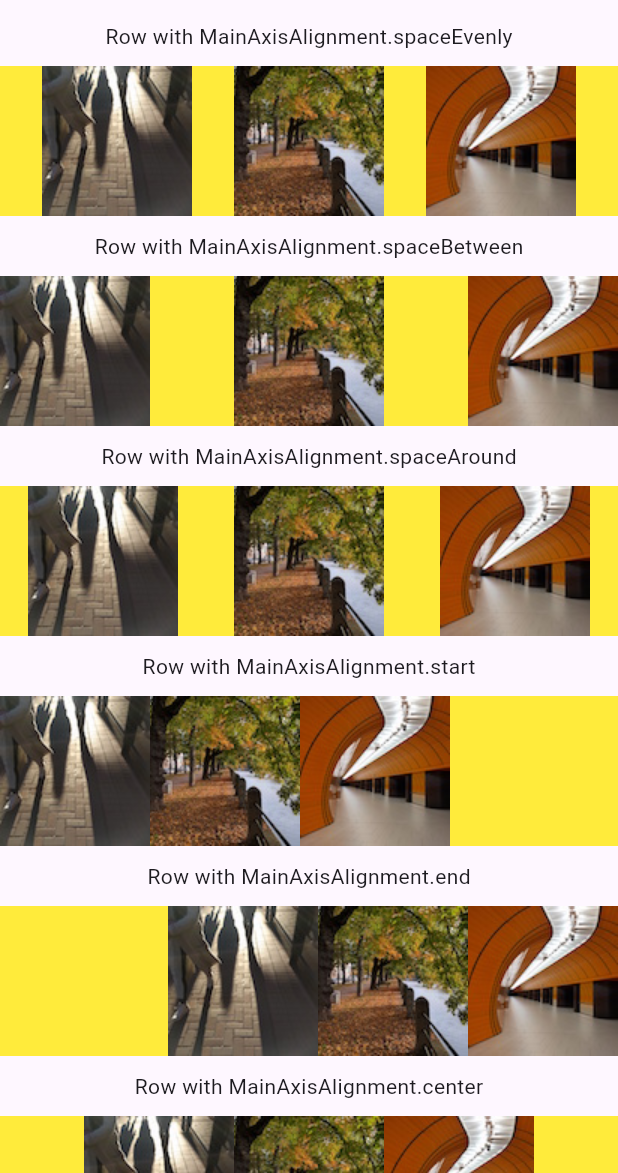
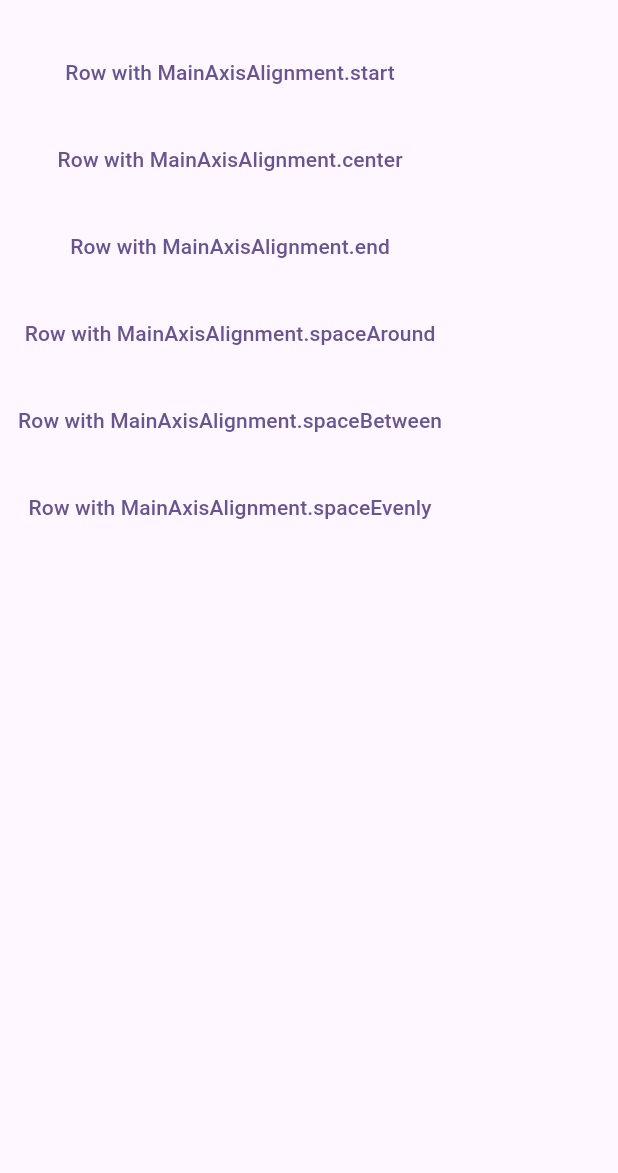
Before and after one commit to LeeMH/flutter-example, a Flutter app: the screen it shows after launch, after a tap on "Row Demo", on a phone screen of 412 x 824 dp, the part 63-1236 px from its top. Run offline on Flutter 3.47's test engine with Material 3 defaults, Android fonts, the light colour scheme and no system bars.

Commit message:
improve row example

```diff
--- a/layout/lib/main.dart
+++ b/layout/lib/main.dart
@@ -1,6 +1,7 @@
 import 'package:flutter/material.dart';
 import 'package:layout/screens/column_demo.dart';
 import 'package:layout/screens/main_screen.dart';
+import 'package:layout/screens/row/row_align_demo.dart';
 import 'package:layout/screens/row_demo.dart';
 
 void main() {
@@ -14,12 +15,27 @@ class MyApp extends StatelessWidget {
   @override
   Widget build(BuildContext context) {
     return MaterialApp(
-      initialRoute: '/',
+      title: 'Flutter Demo',
+      initialRoute: '/home',
       routes: {
-        '/': (context) => const MainScreen(),
+        '/home': (context) => const MainScreen(),
         '/row': (context) => const RowDemo(),
+        '/row/align': (context) => const RowAlignDemo(),
         '/column': (context) => const ColumnDemo(),
       },
+      theme: ThemeData(
+        colorScheme: ColorScheme.fromSeed(
+          seedColor: Colors.deepPurple,
+        ),
+        useMaterial3: true,
+      ),
+      home: const Scaffold(
+        body: Column(
+          children: [
+            Text('Row Example'),
+          ],
+        ),
+      ),
     );
   }
 }
--- /dev/null
+++ b/layout/lib/screens/row/row_align_demo.dart
@@ -0,0 +1,36 @@
+import 'package:flutter/material.dart';
+
+class RowAlignDemo extends StatelessWidget {
+  const RowAlignDemo({
+    super.key,
+  });
+
+  @override
+  Widget build(BuildContext context) {
+    final MainAxisAlignment alignment =
+        ModalRoute.of(context)?.settings.arguments as MainAxisAlignment;
+
+    return Scaffold(
+      appBar: AppBar(
+        title: const Text('Row Align'),
+      ),
+      body: Center(
+        child: Column(
+          children: [
+            const SizedBox(height: 30),
+            Text(alignment.toString()),
+            const SizedBox(height: 10),
+            Row(
+              mainAxisAlignment: alignment,
+              children: [
+                Image.asset('images/pic1.jpg'),
+                Image.asset('images/pic2.jpg'),
+                Image.asset('images/pic3.jpg'),
+              ],
+            )
+          ],
+        ),
+      ),
+    );
+  }
+}
--- a/layout/lib/screens/row_demo.dart
+++ b/layout/lib/screens/row_demo.dart
@@ -3,112 +3,88 @@ import 'package:flutter/material.dart';
 class RowDemo extends StatelessWidget {
   const RowDemo({super.key});
 
-  final String demoTarget = 'Row';
-
   @override
   Widget build(BuildContext context) {
+    const String demoTarget = 'Row';
+
     return Scaffold(
       appBar: AppBar(
-        title: Text('$demoTarget Demo'),
+        title: const Text('$demoTarget Demo'),
       ),
-      body: SingleChildScrollView(
-        child: Column(
+      body: Column(
         children: [
-            Text('$demoTarget with MainAxisAlignment.spaceEvenly'),
           const SizedBox(height: 10),
-            Container(
-              color: Colors.yellow,
-              child: Row(
-                mainAxisAlignment: MainAxisAlignment.spaceEvenly,
-                children: [
-                  Image.asset('images/pic1.jpg'),
-                  Image.asset('images/pic2.jpg'),
-                  Image.asset('images/pic3.jpg'),
-                ],
+          TextButton(
+            onPressed: () => {
+              Navigator.pushNamed(
+                context,
+                '/row/align',
+                arguments: MainAxisAlignment.start,
+              )
+            },
+            child: const Text('Row with MainAxisAlignment.start'),
           ),
+          ///////////////////////////////
+          const SizedBox(height: 10),
+          TextButton(
+            onPressed: () => {
+              Navigator.pushNamed(
+                context,
+                '/row/align',
+                arguments: MainAxisAlignment.center,
+              )
+            },
+            child: const Text('Row with MainAxisAlignment.center'),
           ),
-
-            //--------------------------------------------
+          ///////////////////////////////
           const SizedBox(height: 10),
-            Text('$demoTarget with MainAxisAlignment.spaceBetween'),
+          TextButton(
+            onPressed: () => {
+              Navigator.pushNamed(
+                context,
+                '/row/align',
+                arguments: MainAxisAlignment.end,
+              )
+            },
+            child: const Text('Row with MainAxisAlignment.end'),
+          ),
+          ///////////////////////////////
           const SizedBox(height: 10),
-            Container(
-              color: Colors.yellow,
-              child: Row(
-                mainAxisAlignment: MainAxisAlignment.spaceBetween,
-                children: [
-                  Image.asset('images/pic1.jpg'),
-                  Image.asset('images/pic2.jpg'),
-                  Image.asset('images/pic3.jpg'),
-                ],
+          TextButton(
+            onPressed: () => {
+              Navigator.pushNamed(
+                context,
+                '/row/align',
+                arguments: MainAxisAlignment.spaceAround,
+              )
+            },
+            child: const Text('Row with MainAxisAlignment.spaceAround'),
           ),
+          ///////////////////////////////
+          const SizedBox(height: 10),
+          TextButton(
+            onPressed: () => {
+              Navigator.pushNamed(
+                context,
+                '/row/align',
+                arguments: MainAxisAlignment.spaceBetween,
+              )
+            },
+            child: const Text('Row with MainAxisAlignment.spaceBetween'),
           ),
-
-            //--------------------------------------------
+          ///////////////////////////////
           const SizedBox(height: 10),
-            Text('$demoTarget with MainAxisAlignment.spaceAround'),
-            const SizedBox(height: 10),
-            Container(
-              color: Colors.yellow,
-              child: Row(
-                mainAxisAlignment: MainAxisAlignment.spaceAround,
-                children: [
-                  Image.asset('images/pic1.jpg'),
-                  Image.asset('images/pic2.jpg'),
-                  Image.asset('images/pic3.jpg'),
-                ],
-              ),
-            ),
-
-            //--------------------------------------------
-            const SizedBox(height: 10),
-            Text('$demoTarget with MainAxisAlignment.start'),
-            const SizedBox(height: 10),
-            Container(
-              color: Colors.yellow,
-              child: Row(
-                mainAxisAlignment: MainAxisAlignment.start,
-                children: [
-                  Image.asset('images/pic1.jpg'),
-                  Image.asset('images/pic2.jpg'),
-                  Image.asset('images/pic3.jpg'),
-                ],
-              ),
-            ),
-
-            //--------------------------------------------
-            const SizedBox(height: 10),
-            Text('$demoTarget with MainAxisAlignment.end'),
-            const SizedBox(height: 10),
-            Container(
-              color: Colors.yellow,
-              child: Row(
-                mainAxisAlignment: MainAxisAlignment.end,
-                children: [
-                  Image.asset('images/pic1.jpg'),
-                  Image.asset('images/pic2.jpg'),
-                  Image.asset('images/pic3.jpg'),
-                ],
-              ),
-            ),
-
-            //--------------------------------------------
-            const SizedBox(height: 10),
-            Text('$demoTarget with MainAxisAlignment.center'),
-            const SizedBox(height: 10),
-            Container(
-              color: Colors.yellow,
-              child: Row(
-                mainAxisAlignment: MainAxisAlignment.center,
-                children: [
-                  Image.asset('images/pic1.jpg'),
-                  Image.asset('images/pic2.jpg'),
-                  Image.asset('images/pic3.jpg'),
-                ],
-              ),
+          TextButton(
+            onPressed: () => {
+              Navigator.pushNamed(
+                context,
+                '/row/align',
+                arguments: MainAxisAlignment.spaceEvenly,
+              )
+            },
+            child: const Text('Row with MainAxisAlignment.spaceEvenly'),
           ),
         ],
-        ),
       ),
     );
   }
```
Lines whose indentation alone changed are shown as unchanged.
